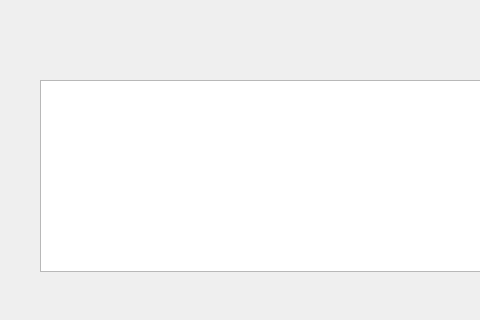
First picture: the form in src/com/axiastudio/suite/protocollo/forms/gestioneannullati.ui, repository tizianolattisi/suitegda, before the edit; both pictures show x 0 to 480 and y 0 to 320 of the 726 by 581 pixel window.
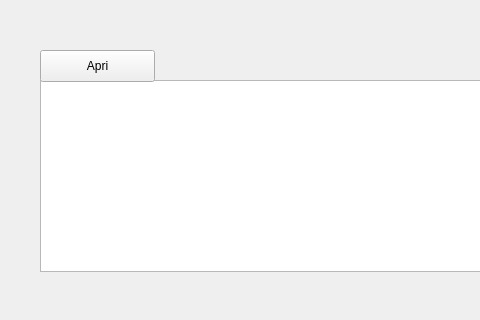
Second picture: the form after the edit.

Commit message: Visualizzazione della lista delle richieste di annullamento.

The edit to the form file:
```diff
--- a/src/com/axiastudio/suite/protocollo/forms/gestioneannullati.ui
+++ b/src/com/axiastudio/suite/protocollo/forms/gestioneannullati.ui
@@ -24,6 +24,19 @@
      </rect>
     </property>
    </widget>
+   <widget class="QPushButton" name="pushButton">
+    <property name="geometry">
+     <rect>
+      <x>40</x>
+      <y>50</y>
+      <width>115</width>
+      <height>32</height>
+     </rect>
+    </property>
+    <property name="text">
+     <string>Apri</string>
+    </property>
+   </widget>
   </widget>
  </widget>
  <resources/>
```
The commit also changes 2 other files.
